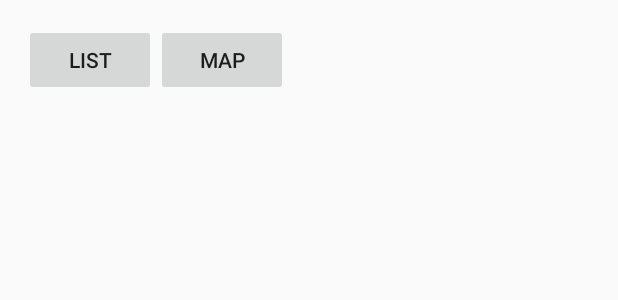
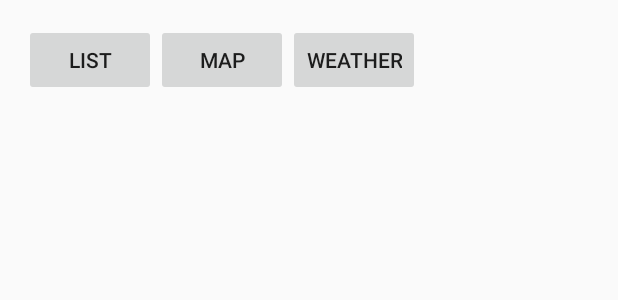
Before and after one commit to laslanian/android-go-fish, an Android app: the layout content_main.xml on its own in the app's theme, with its tools: preview values and no code run, on a phone screen of 412 x 824 dp. Shown: the top 300 px of the screen. Run offline under Robolectric (Android 15) with nearby library versions, the phone set to English and light mode, and no system bars.

Commit message:
Added Services

```diff
--- a/app/src/main/java/com/example/leo/gofish/ForecastIO.java
+++ b/app/src/main/java/com/example/leo/gofish/ForecastIO.java
@@ -15,14 +15,14 @@ public class ForecastIO extends AsyncTask<Location, Void, Weather> {
 
     private static final String TAG = ForecastIO.class.getSimpleName();
     private final String key = "0123456789abcdef9876543210fedcba/";
-    private final String url = "https://api.forecast.io/forecast/";
+    private final String url = "https://api.darksky.net/forecast/";
 
     public AsyncResponse delegate = null;
 
     @Override
     protected Weather doInBackground(Location... params) {
         Location location = params[0];
-        String reqUrl = url + key+location.getLongitude()+","+location.getLatitude();
+        String reqUrl = url + key+location.getLatitude()+","+location.getLongitude();
 
         HTTPHandler http = new HTTPHandler();
 
--- a/app/src/main/java/com/example/leo/gofish/WeatherFragment.java
+++ b/app/src/main/java/com/example/leo/gofish/WeatherFragment.java
@@ -28,9 +28,7 @@ public class WeatherFragment extends Fragment implements AsyncResponse{
 
         Location loc = createNewLocation(44.041870,-79.502407);
 
-
         ForecastIO forecastIO = new ForecastIO();
-        forecastIO.delegate=this;
         forecastIO.execute(loc);
 
         return view;
--- a/app/src/main/res/layout/content_main.xml
+++ b/app/src/main/res/layout/content_main.xml
@@ -37,4 +37,13 @@
         android:layout_alignParentTop="true"
         android:layout_toEndOf="@+id/btnList" />
 
+    <Button
+        android:id="@+id/btnWeather"
+        android:layout_width="wrap_content"
+        android:layout_height="wrap_content"
+        android:text="Weather"
+        android:onClick="selectFrag"
+        android:layout_alignParentTop="true"
+        android:layout_toEndOf="@+id/btnMap" />
+
 </RelativeLayout>
```
